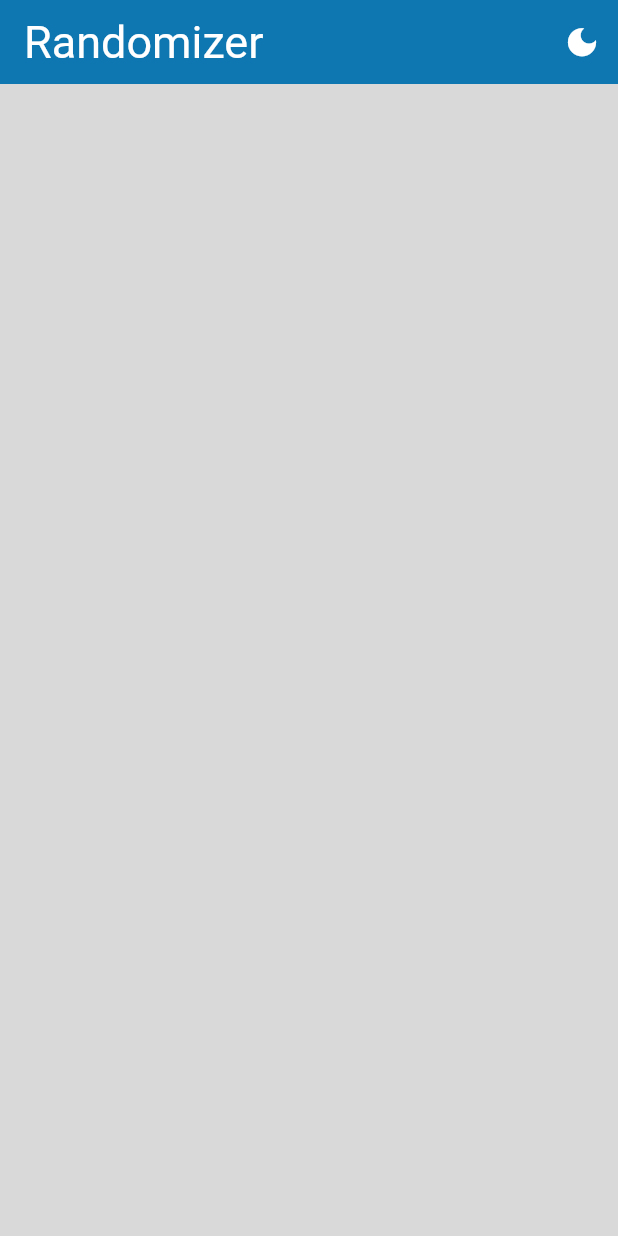
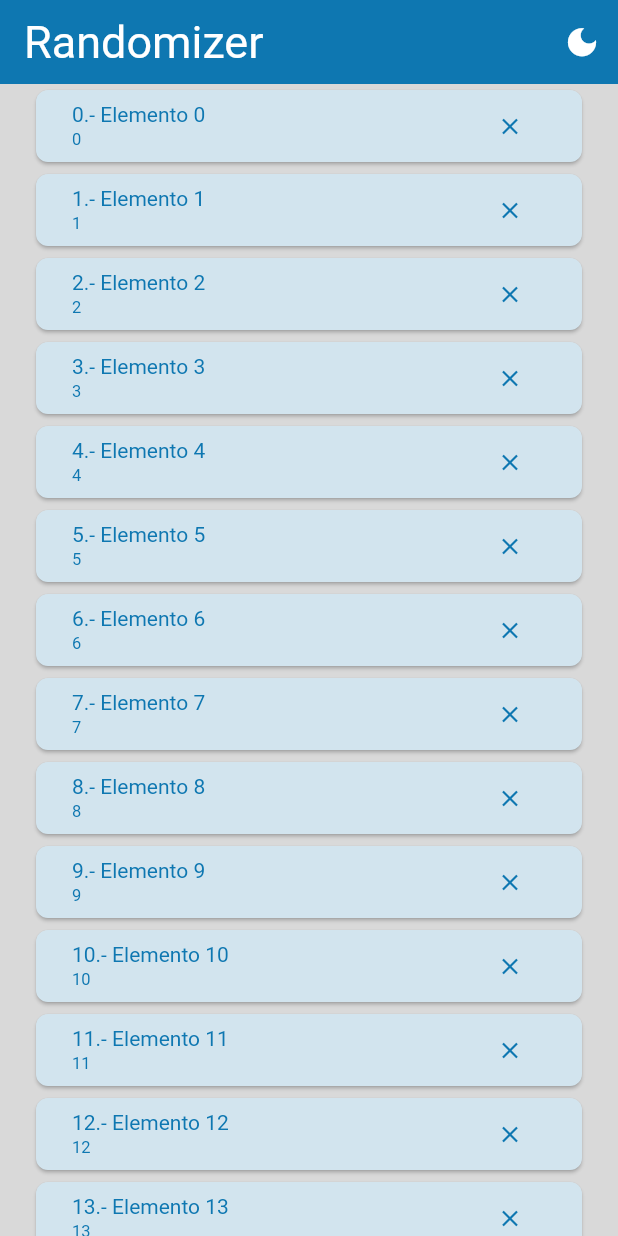
Before and after one commit to 74Emmanuel47/randomizer, a Flutter app: the screen it shows after launch, on a phone screen of 412 x 824 dp. Run offline on Flutter 3.47's test engine with Material 3 defaults, Android fonts, the phone set to English and light mode, and no system bars; our stand-ins replace another_flutter_splash_screen, google_fonts, shared_preferences; Roboto replaces fonts that are missing (Electrolize).

Commit message:
Home Screen Created

```diff
--- a/lib/Home_Screen.dart
+++ b/lib/Home_Screen.dart
@@ -1,5 +1,5 @@
 import 'package:flutter/material.dart';
-import 'package:randomizer/Themes/theme_Manager.dart';
+import 'package:randomizer/templates/Molecules/List_Item.dart';
 
 class HomeScreen extends StatefulWidget {
   const HomeScreen({super.key, required this.themeMode});
@@ -19,7 +19,10 @@ class _HomeScreen extends State<HomeScreen> {
     super.initState();
   }
 
-  Future setTheme(bool isDark) async {}
+  @override
+  void dispose() {
+    super.dispose();
+  }
 
   @override
   Widget build(BuildContext context) {
@@ -38,6 +41,18 @@ class _HomeScreen extends State<HomeScreen> {
           ),
         ],
       ),
+      body: ListView.builder(
+        physics: const BouncingScrollPhysics(
+          decelerationRate: ScrollDecelerationRate.normal,
+        ),
+        itemCount: 20,
+        itemBuilder: (context, index) {
+          return ListItem(
+            title: "$index.- Elemento $index",
+            subtitle: "$index",
+          );
+        },
+      ),
     );
   }
 }
--- a/lib/Themes/Themes.dart
+++ b/lib/Themes/Themes.dart
@@ -117,6 +117,7 @@ ThemeData lightTheme = ThemeData(
     //Text in a Message Box, Title in a Card
     headlineMedium: GoogleFonts.electrolize(
       fontSize: 14,
+      color: const Color(0xff0E77B1),
     ),
 
     //Subtitle in a card
@@ -135,6 +136,19 @@ ThemeData lightTheme = ThemeData(
     labelSmall: GoogleFonts.electrolize(
       fontSize: 10,
       color: Colors.black,
+    ),
+  ),
+
+  elevatedButtonTheme: const ElevatedButtonThemeData(
+    style: ButtonStyle(
+      shape: MaterialStatePropertyAll(
+        RoundedRectangleBorder(
+          borderRadius: BorderRadius.all(Radius.circular(8)),
+        ),
+      ),
+      backgroundColor: MaterialStatePropertyAll(
+        Color(0xffD2E4EE),
+      ),
     ),
   ),
 );
--- a/lib/Themes/theme_Manager.dart
+++ b/lib/Themes/theme_Manager.dart
@@ -1,6 +1,6 @@
 import 'package:flutter/material.dart';
 
-class ThemeManager with ChangeNotifier {
+class ThemeManager extends ChangeNotifier {
   ThemeMode _themeMode = ThemeMode.light;
 
   get themeMode => _themeMode;
--- a/lib/main.dart
+++ b/lib/main.dart
@@ -22,8 +22,8 @@ class _MyAppState extends State<MyApp> {
   @override
   void initState() {
     _themeManager.addListener(themeListener);
+    super.initState();
     getTheme();
-    super.initState();
   }
 
   @override
@@ -56,6 +56,7 @@ class _MyAppState extends State<MyApp> {
       darkTheme: darkTheme,
       themeMode: _themeManager.themeMode,
       home: SplashScreen(theme: _themeManager.themeMode),
+      debugShowCheckedModeBanner: false,
     );
   }
 }
--- /dev/null
+++ b/lib/templates/Molecules/List_Item.dart
@@ -0,0 +1,57 @@
+import 'package:flutter/material.dart';
+import 'package:randomizer/New_List_Screen.dart';
+
+class ListItem extends StatefulWidget {
+  const ListItem({super.key, required this.title, required this.subtitle});
+
+  final String title;
+  final String subtitle;
+
+  @override
+  State<ListItem> createState() => _ListItem();
+}
+
+class _ListItem extends State<ListItem> {
+  @override
+  Widget build(BuildContext context) {
+    return Container(
+      margin: const EdgeInsets.symmetric(vertical: 4.0, horizontal: 24.0),
+      child: ElevatedButton(
+        onPressed: () {},
+        child: Row(
+          mainAxisAlignment: MainAxisAlignment.spaceBetween,
+          children: [
+            Expanded(
+              child: Column(
+                mainAxisAlignment: MainAxisAlignment.spaceAround,
+                crossAxisAlignment: CrossAxisAlignment.start,
+                children: [
+                  Text(
+                    widget.title,
+                    overflow: TextOverflow.ellipsis,
+                    style: Theme.of(context).textTheme.headlineMedium,
+                  ),
+                  Text(
+                    widget.subtitle,
+                    style: Theme.of(context).textTheme.headlineSmall,
+                    overflow: TextOverflow.ellipsis,
+                  ),
+                ],
+              ),
+            ),
+            IconButton(
+              onPressed: () {
+                Navigator.of(context).push(
+                  MaterialPageRoute(
+                    builder: (context) => const NewList(),
+                  ),
+                );
+              },
+              icon: const Icon(Icons.close),
+            ),
+          ],
+        ),
+      ),
+    );
+  }
+}
```
Also changed, not shown: lib/New_List_Screen.dart (added, +33 -0 lines), lib/templates/Molecules/emptyList.dart (added, +17 -0 lines).
